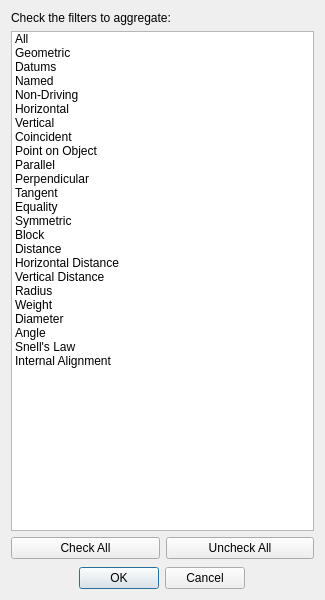
First picture: the form in src/Mod/Sketcher/Gui/ConstraintMultiFilterDialog.ui, repository southseact-3d/fcd, before the edit.
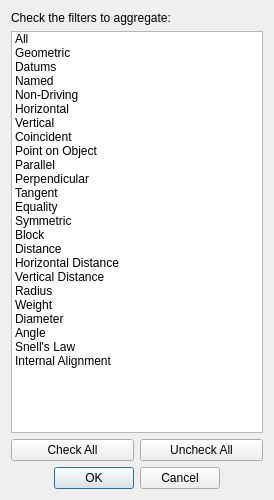
Second picture: the form after the edit.

Diff of the .ui file:
```diff
--- a/src/Mod/Sketcher/Gui/ConstraintMultiFilterDialog.ui
+++ b/src/Mod/Sketcher/Gui/ConstraintMultiFilterDialog.ui
@@ -9,22 +9,16 @@
    <rect>
     <x>0</x>
     <y>0</y>
-    <width>325</width>
-    <height>600</height>
+    <width>274</width>
+    <height>500</height>
    </rect>
   </property>
   <property name="sizePolicy">
-   <sizepolicy hsizetype="Preferred" vsizetype="Expanding">
+   <sizepolicy hsizetype="MinimumExpanding" vsizetype="MinimumExpanding">
     <horstretch>0</horstretch>
     <verstretch>0</verstretch>
    </sizepolicy>
   </property>
-  <property name="maximumSize">
-   <size>
-    <width>16777215</width>
-    <height>700</height>
-   </size>
-  </property>
   <property name="windowTitle">
    <string>Multiple filter selection</string>
   </property>
@@ -39,16 +33,13 @@
    <item>
     <widget class="QListWidget" name="listMultiFilter">
      <property name="sizePolicy">
-      <sizepolicy hsizetype="MinimumExpanding" vsizetype="Expanding">
+      <sizepolicy hsizetype="MinimumExpanding" vsizetype="MinimumExpanding">
        <horstretch>0</horstretch>
        <verstretch>0</verstretch>
       </sizepolicy>
      </property>
-     <property name="minimumSize">
-      <size>
-       <width>0</width>
-       <height>500</height>
-      </size>
+     <property name="sizeAdjustPolicy">
+      <enum>QAbstractScrollArea::AdjustToContents</enum>
      </property>
      <property name="selectionMode">
       <enum>QAbstractItemView::NoSelection</enum>
@@ -217,19 +208,6 @@
      </item>
     </layout>
    </item>
-   <item>
-    <spacer name="verticalSpacer">
-     <property name="orientation">
-      <enum>Qt::Vertical</enum>
-     </property>
-     <property name="sizeHint" stdset="0">
-      <size>
-       <width>0</width>
-       <height>0</height>
-      </size>
-     </property>
-    </spacer>
-   </item>
    <item alignment="Qt::AlignHCenter">
     <widget class="QDialogButtonBox" name="buttonBox">
      <property name="standardButtons">
```
